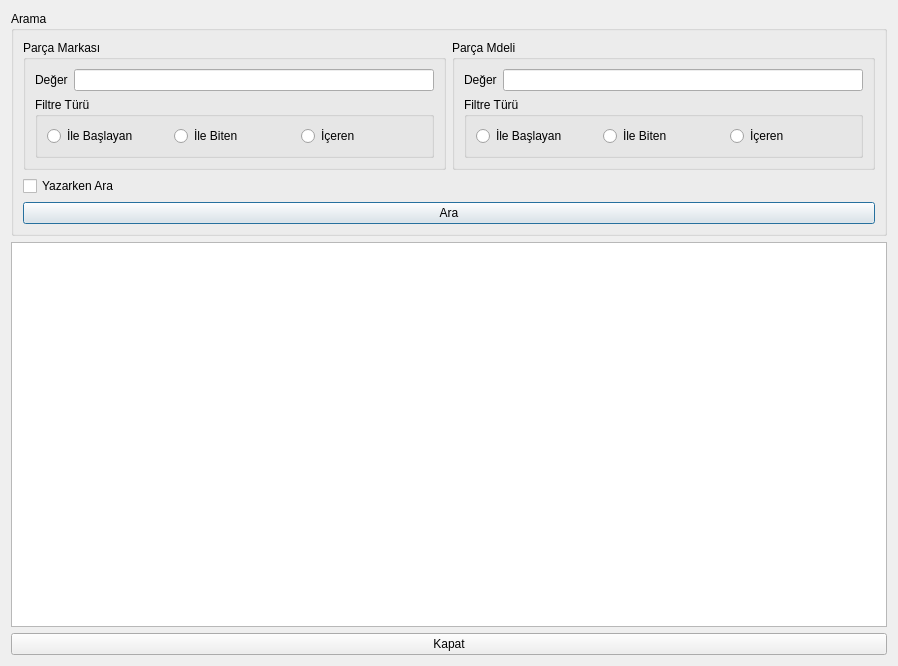
Qt form Desktop/tekno_market2/TKN_Market/UI/ListeFormlari/tkntumparcalistesi.ui (asirkacar/okulprojesi) before a commit.
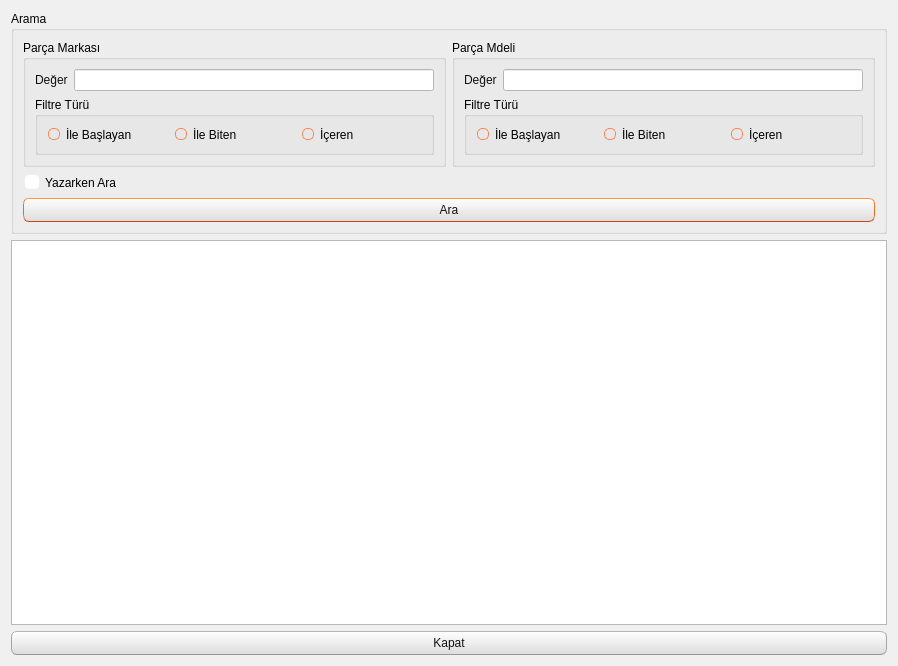
The same form after that commit. Icons and pictures are not drawn.

Patch:
```diff
--- a/Desktop/tekno_market2/TKN_Market/UI/ListeFormlari/tkntumparcalistesi.ui
+++ b/Desktop/tekno_market2/TKN_Market/UI/ListeFormlari/tkntumparcalistesi.ui
@@ -13,6 +13,503 @@
   <property name="windowTitle">
    <string>Dialog</string>
   </property>
+  <property name="styleSheet">
+   <string notr="true">/*
+Ubuntu Style Sheet for QT Applications
+Author: Jaime A. Quiroga P.
+Company: GTRONICK
+Last updated: 09/10/2019 (dd/mm/yyyy), 12:31.
+Available at: https://github.com/GTRONICK/QSS/blob/master/Ubuntu.qss
+*/
+QMainWindow {
+	background-color:#f0f0f0;
+}
+QCheckBox {
+	padding:2px;
+}
+QCheckBox:hover {
+	border:1px solid rgb(255,150,60);
+	border-radius:4px;
+	padding: 1px;
+	background-color:qlineargradient(spread:pad, x1:0.5, y1:1, x2:0.5, y2:0, stop:0 rgba(190, 90, 50, 50), stop:1 rgba(250, 130, 40, 50));
+}
+QCheckBox::indicator:checked {
+	border:1px solid rgb(246, 134, 86);
+	border-radius:4px;
+  	background-color:rgb(246, 134, 86)
+}
+QCheckBox::indicator:unchecked {
+	border-width:1px solid rgb(246, 134, 86);
+	border-radius:4px;
+  	background-color:rgb(255,255,255);
+}
+QColorDialog {
+	background-color:#f0f0f0;
+}
+QComboBox {
+	color:rgb(81,72,65);
+	background: #ffffff;
+}
+QComboBox:editable {
+	selection-color:rgb(81,72,65);
+	selection-background-color: #ffffff;
+}
+QComboBox QAbstractItemView {
+	selection-color: #ffffff;
+	selection-background-color: rgb(246, 134, 86);
+}
+QComboBox:!editable:on, QComboBox::drop-down:editable:on {
+	color:  #1e1d23;	
+}
+QDateTimeEdit, QDateEdit, QDoubleSpinBox, QFontComboBox {
+	color:rgb(81,72,65);
+	background-color: #ffffff;
+}
+
+QDialog {
+	background-color:#f0f0f0;
+}
+
+QLabel,QLineEdit {
+	color:rgb(17,17,17);
+}
+QLineEdit {
+	background-color:rgb(255,255,255);
+	selection-background-color:rgb(236,116,64);
+}
+QMenuBar {
+	color:rgb(223,219,210);
+	background-color:rgb(65,64,59);
+}
+QMenuBar::item {
+	padding-top:4px;
+	padding-left:4px;
+	padding-right:4px;
+	color:rgb(223,219,210);
+	background-color:rgb(65,64,59);
+}
+QMenuBar::item:selected {
+	color:rgb(255,255,255);
+	padding-top:2px;
+	padding-left:2px;
+	padding-right:2px;
+	border-top-width:2px;
+	border-left-width:2px;
+	border-right-width:2px;
+	border-top-right-radius:4px;
+	border-top-left-radius:4px;
+	border-style:solid;
+	background-color:rgb(65,64,59);
+	border-top-color: rgb(47,47,44);
+	border-right-color: qlineargradient(spread:pad, x1:0, y1:1, x2:1, y2:0, stop:0 rgba(90, 87, 78, 255), stop:1 rgba(47,47,44, 255));
+	border-left-color:  qlineargradient(spread:pad, x1:1, y1:0, x2:0, y2:0, stop:0 rgba(90, 87, 78, 255), stop:1 rgba(47,47,44, 255));
+}
+QMenu {
+	color:rgb(223,219,210);
+	background-color:rgb(65,64,59);
+}
+QMenu::item {
+	color:rgb(223,219,210);
+	padding:4px 10px 4px 20px;
+}
+QMenu::item:selected {
+	color:rgb(255,255,255);
+	background-color: qlineargradient(spread:pad, x1:0.5, y1:1, x2:0.5, y2:0, stop:0 rgba(225, 108, 54, 255), stop:1 rgba(246, 134, 86, 255));
+	border-style:solid;
+	border-width:3px;
+	padding:4px 7px 4px 17px;
+	border-bottom-color:qlineargradient(spread:pad, x1:0.5, y1:1, x2:0.5, y2:0, stop:0 rgba(175,85,48,255), stop:1 rgba(236,114,67, 255));
+	border-top-color:qlineargradient(spread:pad, x1:0.5, y1:1, x2:0.5, y2:0, stop:0 rgba(253,156,113,255), stop:1 rgba(205,90,46, 255));
+	border-right-color:qlineargradient(spread:pad, x1:0, y1:0.5, x2:1, y2:0.5, stop:0 rgba(253,156,113,255), stop:1 rgba(205,90,46, 255));
+	border-left-color:qlineargradient(spread:pad, x1:1, y1:0.5, x2:0, y2:0.5, stop:0 rgba(253,156,113,255), stop:1 rgba(205,90,46, 255));
+}
+QPlainTextEdit {
+	border-width: 1px solid transparent;
+	color:rgb(17,17,17);
+	selection-background-color:rgb(236,116,64);
+}
+QProgressBar {
+	text-align: center;
+	color: rgb(0, 0, 0);
+	border: 1px inset rgb(150,150,150); 
+	border-radius: 10px;
+	background-color:rgb(221,221,219);
+}
+QProgressBar::chunk:horizontal {
+	background-color: qlineargradient(spread:pad, x1:0.5, y1:1, x2:0.5, y2:0, stop:0 rgba(225, 108, 54, 255), stop:1 rgba(246, 134, 86, 255));
+	border:1px solid;
+	border-radius:8px;
+	border-bottom-color:qlineargradient(spread:pad, x1:0.5, y1:1, x2:0.5, y2:0, stop:0 rgba(175,85,48,255), stop:1 rgba(236,114,67, 255));
+	border-top-color:qlineargradient(spread:pad, x1:0.5, y1:1, x2:0.5, y2:0, stop:0 rgba(253,156,113,255), stop:1 rgba(205,90,46, 255));
+	border-right-color:qlineargradient(spread:pad, x1:0, y1:0.5, x2:1, y2:0.5, stop:0 rgba(253,156,113,255), stop:1 rgba(205,90,46, 255));
+	border-left-color:qlineargradient(spread:pad, x1:1, y1:0.5, x2:0, y2:0.5, stop:0 rgba(253,156,113,255), stop:1 rgba(205,90,46, 255));
+}
+QPushButton{
+	color:rgb(17,17,17);
+	border-width: 1px;
+	border-radius: 6px;
+	border-bottom-color: rgb(150,150,150);
+	border-right-color: rgb(165,165,165);
+	border-left-color: rgb(165,165,165);
+	border-top-color: rgb(180,180,180);
+	border-style: solid;
+	padding: 4px;
+	background-color: qlineargradient(spread:pad, x1:0.5, y1:1, x2:0.5, y2:0, stop:0 rgba(220, 220, 220, 255), stop:1 rgba(255, 255, 255, 255));
+}
+QPushButton:hover{
+	color:rgb(17,17,17);
+	border-width: 1px;
+	border-radius:6px;
+	border-top-color: rgb(255,150,60);
+	border-right-color: qlineargradient(spread:pad, x1:0, y1:1, x2:1, y2:0, stop:0 rgba(200, 70, 20, 255), stop:1 rgba(255,150,60, 255));
+	border-left-color:  qlineargradient(spread:pad, x1:1, y1:0, x2:0, y2:0, stop:0 rgba(200, 70, 20, 255), stop:1 rgba(255,150,60, 255));
+	border-bottom-color: rgb(200,70,20);
+	border-style: solid;
+	padding: 2px;
+	background-color: qlineargradient(spread:pad, x1:0.5, y1:1, x2:0.5, y2:0, stop:0 rgba(220, 220, 220, 255), stop:1 rgba(255, 255, 255, 255));
+}
+QPushButton:default{
+	color:rgb(17,17,17);
+	border-width: 1px;
+	border-radius:6px;
+	border-top-color: rgb(255,150,60);
+	border-right-color: qlineargradient(spread:pad, x1:0, y1:1, x2:1, y2:0, stop:0 rgba(200, 70, 20, 255), stop:1 rgba(255,150,60, 255));
+	border-left-color:  qlineargradient(spread:pad, x1:1, y1:0, x2:0, y2:0, stop:0 rgba(200, 70, 20, 255), stop:1 rgba(255,150,60, 255));
+	border-bottom-color: rgb(200,70,20);
+	border-style: solid;
+	padding: 2px;
+	background-color: qlineargradient(spread:pad, x1:0.5, y1:1, x2:0.5, y2:0, stop:0 rgba(220, 220, 220, 255), stop:1 rgba(255, 255, 255, 255));
+}
+QPushButton:pressed{
+	color:rgb(17,17,17);
+	border-width: 1px;
+	border-radius: 6px;
+	border-width: 1px;
+	border-top-color: rgba(255,150,60,200);
+	border-right-color: qlineargradient(spread:pad, x1:0, y1:1, x2:1, y2:0, stop:0 rgba(200, 70, 20, 255), stop:1 rgba(255,150,60, 200));
+	border-left-color:  qlineargradient(spread:pad, x1:1, y1:0, x2:0, y2:0, stop:0 rgba(200, 70, 20, 255), stop:1 rgba(255,150,60, 200));
+	border-bottom-color: rgba(200,70,20,200);
+	border-style: solid;
+	padding: 2px;
+	background-color: qlineargradient(spread:pad, x1:0.5, y1:0, x2:0.5, y2:1, stop:0 rgba(220, 220, 220, 255), stop:1 rgba(255, 255, 255, 255));
+}
+QPushButton:disabled{
+	color:rgb(174,167,159);
+	border-width: 1px;
+	border-radius: 6px;
+	background-color: qlineargradient(spread:pad, x1:0.5, y1:1, x2:0.5, y2:0, stop:0 rgba(200, 200, 200, 255), stop:1 rgba(230, 230, 230, 255));
+}
+QRadioButton {
+	padding: 1px;
+}
+QRadioButton::indicator:checked {
+	height: 10px;
+	width: 10px;
+	border-style:solid;
+	border-radius:5px;
+	border-width: 1px;
+	border-color: rgba(246, 134, 86, 255);
+	color: #a9b7c6;
+	background-color:rgba(246, 134, 86, 255);
+}
+QRadioButton::indicator:!checked {
+	height: 10px;
+	width: 10px;
+	border-style:solid;
+	border-radius:5px;
+	border-width: 1px;
+	border-color: rgb(246, 134, 86);
+	color: #a9b7c6;
+	background-color: transparent;
+}
+QScrollArea {
+	color: white;
+	background-color:#f0f0f0;
+}
+QSlider::groove {
+	border-style: solid;
+	border-width: 1px;
+	border-color: rgb(207,207,207);
+}
+QSlider::groove:horizontal {
+	height: 5px;
+	background: rgb(246, 134, 86);
+}
+QSlider::groove:vertical {
+	width: 5px;
+	background: rgb(246, 134, 86);
+}
+QSlider::handle:horizontal {
+	background: rgb(253,253,253);
+	border-style: solid;
+	border-width: 1px;
+	border-color: rgb(207,207,207);
+	width: 12px;
+	margin: -5px 0;
+	border-radius: 7px;
+}
+QSlider::handle:vertical {
+	background: rgb(253,253,253);
+	border-style: solid;
+	border-width: 1px;
+	border-color: rgb(207,207,207);
+	height: 12px;
+	margin: 0 -5px;
+	border-radius: 7px;
+}
+QSlider::add-page:horizontal, QSlider::add-page:vertical {
+ 	background: white;
+}
+QSlider::sub-page:horizontal, QSlider::sub-page:vertical {
+	background: rgb(246, 134, 86);
+}
+QStatusBar, QSpinBox {
+	color:rgb(81,72,65);
+}
+QSpinBox {
+	background-color: #ffffff;
+}
+QScrollBar:horizontal {
+	max-height: 20px;
+	border: 1px transparent;
+	margin: 0px 20px 0px 20px;
+}
+QScrollBar::handle:horizontal {
+	background: rgb(253,253,253);
+	border: 1px solid rgb(207,207,207);
+	border-radius: 7px;
+	min-width: 25px;
+}
+QScrollBar::handle:horizontal:hover {
+	background: rgb(253,253,253);
+	border: 1px solid rgb(255,150,60);
+	border-radius: 7px;
+	min-width: 25px;
+}
+QScrollBar::add-line:horizontal {
+  	border: 1px solid rgb(207,207,207);
+  	border-top-right-radius: 7px;
+  	border-top-left-radius: 7px;
+  	border-bottom-right-radius: 7px;
+  	background: rgb(255, 255, 255);
+  	width: 20px;
+  	subcontrol-position: right;
+  	subcontrol-origin: margin;
+}
+QScrollBar::add-line:horizontal:hover {
+  	border: 1px solid rgb(255,150,60);
+  	border-top-right-radius: 7px;
+  	border-top-left-radius: 7px;
+  	border-bottom-right-radius: 7px;
+  	background: rgb(255, 255, 255);
+  	width: 20px;
+  	subcontrol-position: right;
+  	subcontrol-origin: margin;
+}
+QScrollBar::add-line:horizontal:pressed {
+  	border: 1px solid grey;
+  	border-top-left-radius: 7px;
+  	border-top-right-radius: 7px;
+  	border-bottom-right-radius: 7px;
+  	background: rgb(231,231,231);
+  	width: 20px;
+  	subcontrol-position: right;
+  	subcontrol-origin: margin;
+}
+QScrollBar::sub-line:horizontal {
+  	border: 1px solid rgb(207,207,207);
+  	border-top-right-radius: 7px;
+  	border-top-left-radius: 7px;
+  	border-bottom-left-radius: 7px;
+  	background: rgb(255, 255, 255);
+  	width: 20px;
+  	subcontrol-position: left;
+  	subcontrol-origin: margin;
+}
+QScrollBar::sub-line:horizontal:hover {
+  	border: 1px solid rgb(255,150,60);
+  	border-top-right-radius: 7px;
+  	border-top-left-radius: 7px;
+  	border-bottom-left-radius: 7px;
+  	background: rgb(255, 255, 255);
+  	width: 20px;
+  	subcontrol-position: left;
+  	subcontrol-origin: margin;
+}
+QScrollBar::sub-line:horizontal:pressed {
+  	border: 1px solid grey;
+  	border-top-right-radius: 7px;
+  	border-top-left-radius: 7px;
+  	border-bottom-left-radius: 7px;
+  	background: rgb(231,231,231);
+  	width: 20px;
+  	subcontrol-position: left;
+  	subcontrol-origin: margin;
+}
+QScrollBar::left-arrow:horizontal {
+  	border: 1px transparent grey;
+  	border-top-left-radius: 3px;
+  	border-bottom-left-radius: 3px;
+  	width: 6px;
+  	height: 6px;
+  	background: rgb(230,230,230);
+}
+QScrollBar::right-arrow:horizontal {
+	border: 1px transparent grey;
+	border-top-right-radius: 3px;
+	border-bottom-right-radius: 3px;
+  	width: 6px;
+  	height: 6px;
+ 	background: rgb(230,230,230);
+}
+QScrollBar::add-page:horizontal, QScrollBar::sub-page:horizontal {
+ 	background: none;
+} 
+QScrollBar:vertical {
+	max-width: 20px;
+	border: 1px transparent grey;
+	margin: 20px 0px 20px 0px;
+}
+QScrollBar::add-line:vertical {
+	border: 1px solid;
+	border-color: rgb(207,207,207);
+	border-bottom-right-radius: 7px;
+	border-bottom-left-radius: 7px;
+	border-top-left-radius: 7px;
+	background: rgb(255, 255, 255);
+  	height: 20px;
+  	subcontrol-position: bottom;
+  	subcontrol-origin: margin;
+}
+QScrollBar::add-line:vertical:hover {
+  	border: 1px solid;
+  	border-color: rgb(255,150,60);
+  	border-bottom-right-radius: 7px;
+  	border-bottom-left-radius: 7px;
+  	border-top-left-radius: 7px;
+  	background: rgb(255, 255, 255);
+  	height: 20px;
+  	subcontrol-position: bottom;
+  	subcontrol-origin: margin;
+}
+QScrollBar::add-line:vertical:pressed {
+  	border: 1px solid grey;
+  	border-bottom-left-radius: 7px;
+  	border-bottom-right-radius: 7px;
+  	border-top-left-radius: 7px;
+  	background: rgb(231,231,231);
+  	height: 20px;
+  	subcontrol-position: bottom;
+  	subcontrol-origin: margin;
+}
+QScrollBar::sub-line:vertical {
+  	border: 1px solid rgb(207,207,207);
+  	border-top-right-radius: 7px;
+  	border-top-left-radius: 7px;
+  	border-bottom-left-radius: 7px;
+  	background: rgb(255, 255, 255);
+  	height: 20px;
+  	subcontrol-position: top;
+  	subcontrol-origin: margin;
+}
+QScrollBar::sub-line:vertical:hover {
+  	border: 1px solid rgb(255,150,60);
+  	border-top-right-radius: 7px;
+  	border-top-left-radius: 7px;
+  	border-bottom-left-radius: 7px;
+	background: rgb(255, 255, 255);
+  	height: 20px;
+  	subcontrol-position: top;
+  	subcontrol-origin: margin;
+}
+QScrollBar::sub-line:vertical:pressed {
+  	border: 1px solid grey;
+  	border-top-left-radius: 7px;
+  	border-top-right-radius: 7px;
+  	background: rgb(231,231,231);
+ 	height: 20px;
+  	subcontrol-position: top;
+  	subcontrol-origin: margin;
+}
+QScrollBar::handle:vertical {
+	background: rgb(253,253,253);
+	border: 1px solid rgb(207,207,207);
+	border-radius: 7px;
+	min-height: 25px;
+}
+QScrollBar::handle:vertical:hover {
+	background: rgb(253,253,253);
+	border: 1px solid rgb(255,150,60);
+	border-radius: 7px;
+	min-height: 25px;
+}
+QScrollBar::up-arrow:vertical {
+	border: 1px transparent grey;
+  	border-top-left-radius: 3px;
+	border-top-right-radius: 3px;
+  	width: 6px;
+  	height: 6px;
+  	background: rgb(230,230,230);
+}
+QScrollBar::down-arrow:vertical {
+  	border: 1px transparent grey;
+  	border-bottom-left-radius: 3px;
+  	border-bottom-right-radius: 3px;
+  	width: 6px;
+  	height: 6px;
+  	background: rgb(230,230,230);
+}
+QScrollBar::add-page:vertical, QScrollBar::sub-page:vertical {
+  	background: none;
+}
+QTabWidget {
+	color:rgb(0,0,0);
+	background-color:rgb(247,246,246);
+}
+QTabWidget::pane {
+	border-color: rgb(180,180,180);
+	background-color:rgb(247,246,246);
+	border-style: solid;
+	border-width: 1px;
+  	border-radius: 6px;
+}
+QTabBar::tab {
+	padding-left:4px;
+	padding-right:4px;
+	padding-bottom:2px;
+	padding-top:2px;
+	color:rgb(81,72,65);
+  	background-color: qlineargradient(spread:pad, x1:0.5, y1:1, x2:0.5, y2:0, stop:0 rgba(221,218,217,255), stop:1 rgba(240,239,238,255));
+	border-style: solid;
+	border-width: 1px;
+  	border-top-right-radius:4px;
+	border-top-left-radius:4px;
+	border-top-color: rgb(180,180,180);
+	border-left-color: rgb(180,180,180);
+	border-right-color: rgb(180,180,180);
+	border-bottom-color: transparent;
+}
+QTabBar::tab:selected, QTabBar::tab:last:selected, QTabBar::tab:hover {
+  	background-color:rgb(247,246,246);
+  	margin-left: 0px;
+  	margin-right: 1px;
+}
+QTabBar::tab:!selected {
+	margin-top: 1px;
+	margin-right: 1px;
+}
+QTextEdit {
+	border-width: 1px;
+	border-style: solid;
+	border-color:transparent;
+	color:rgb(17,17,17);
+	selection-background-color:rgb(236,116,64);
+}
+QTimeEdit, QToolBox, QToolBox::tab, QToolBox::tab:selected {
+	color:rgb(81,72,65);
+	background-color: #ffffff;
+}</string>
+  </property>
   <layout class="QVBoxLayout" name="verticalLayout_4">
    <item>
     <layout class="QVBoxLayout" name="verticalLayout_2">
```
Left out of the diff: 12 changed lines with no effect on the pictures.
